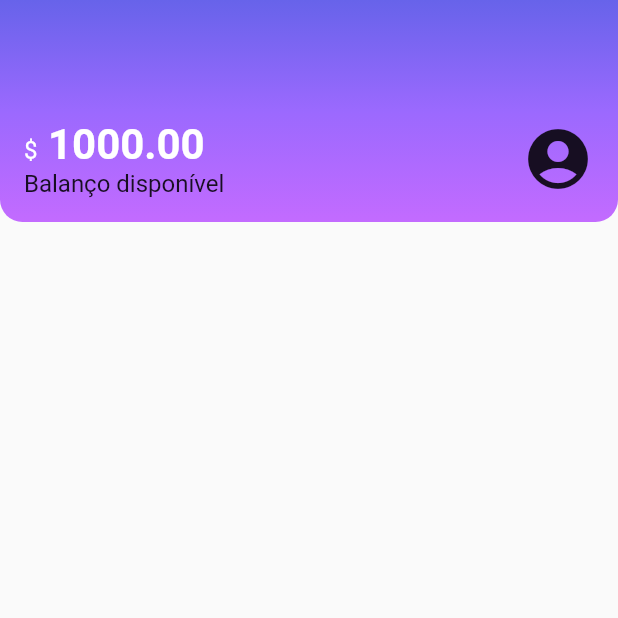
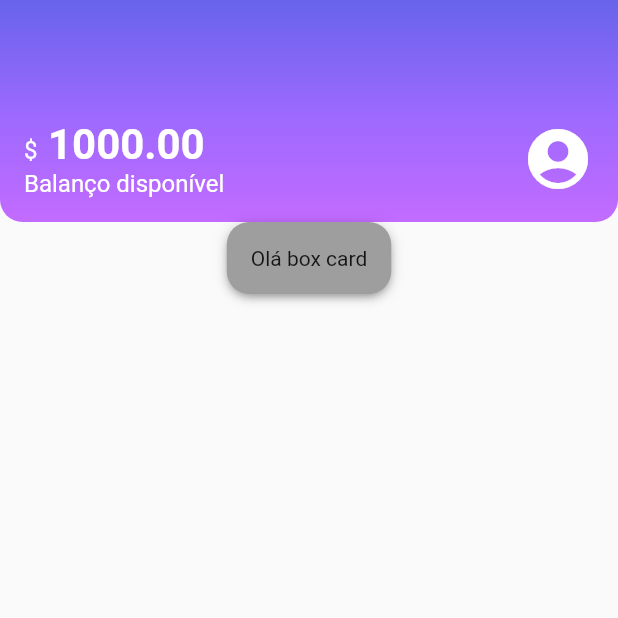
Before and after one commit to ohenriquemonte/Flutter-estilizando-e-reproduzindo-layouts, a Flutter app: the screen it shows after launch, on a phone screen of 412 x 824 dp, the top half of it. Run offline on Flutter 3.47's test engine with Material 2 defaults, Android fonts, the phone set to English and light mode, and no system bars; our stand-ins replace device_preview.

Commit message:
03 - Criando novos componentes

```diff
--- /dev/null
+++ b/lib/components/box_card.dart
@@ -0,0 +1,24 @@
+import 'package:flutter/material.dart';
+import 'package:flutter/src/widgets/container.dart';
+import 'package:flutter/src/widgets/framework.dart';
+
+class BoxCard extends StatelessWidget {
+  final Widget boxContent;
+  const BoxCard({
+    Key? key,
+    required this.boxContent,
+  }) : super(key: key);
+
+  @override
+  Widget build(BuildContext context) {
+    return Container(
+      padding: const EdgeInsets.all(16),
+      decoration: BoxDecoration(
+        boxShadow: kElevationToShadow[3],
+        color: Colors.grey,
+        borderRadius: BorderRadius.circular(15),
+      ),
+      child: boxContent,
+    );
+  }
+}
--- a/lib/components/sections/header.dart
+++ b/lib/components/sections/header.dart
@@ -26,7 +26,6 @@ class Header extends StatelessWidget {
             Column(
               crossAxisAlignment: CrossAxisAlignment.start,
               children: const [
-                // Text('\$1000.00', style: TextStyle(fontSize: 20, fontWeight: FontWeight.bold)),
                 Text.rich(
                   TextSpan(
                     text: '\$',
@@ -39,10 +38,10 @@ class Header extends StatelessWidget {
                     ],
                   ),
                 ),
-                Text('Balanço disponível', style: TextStyle(fontSize: 16)),
+                Text('Balanço disponível', style: TextStyle(fontSize: 16, color: Colors.white)),
               ],
             ),
-            const Icon(Icons.account_circle, size: 48),
+            const Icon(Icons.account_circle, size: 48, color: Colors.white),
           ],
         ),
       ),
--- a/lib/screens/home.dart
+++ b/lib/screens/home.dart
@@ -1,4 +1,5 @@
 import 'package:flutter/material.dart';
+import 'package:flutter_estilizando_layouts_alr/components/box_card.dart';
 import 'package:flutter_estilizando_layouts_alr/components/sections/header.dart';
 
 class Home extends StatelessWidget {
@@ -10,6 +11,9 @@ class Home extends StatelessWidget {
       body: Column(
         children: [
           Header(),
+          BoxCard(
+            boxContent: const Text('Olá box card'),
+          ),
         ],
       ),
     );
```
